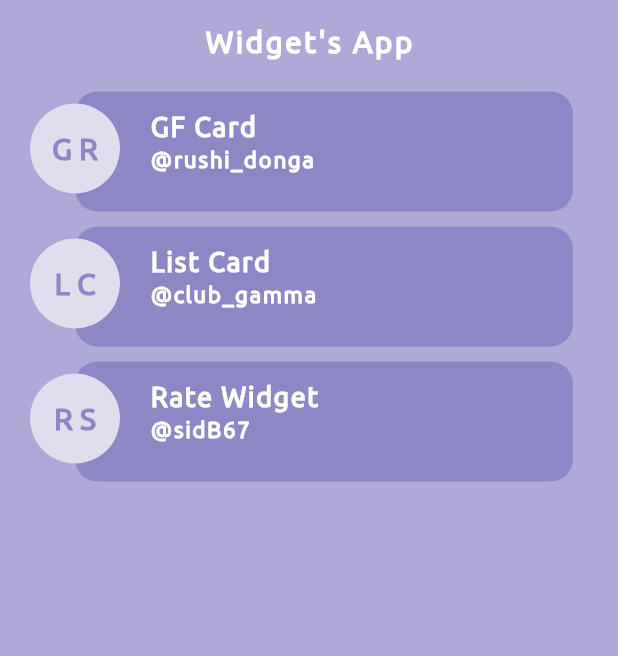
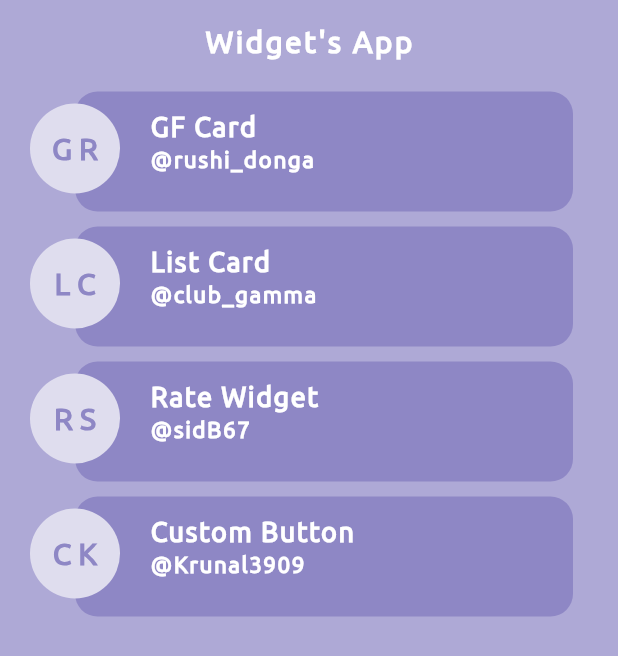
Before and after one commit to clubgamma/pocket_widgets, a Flutter app: the screen it shows after launch, on a phone screen of 412 x 824 dp. Shown: the top 656 px of the screen. Run offline on Flutter 3.47's test engine with Material 2 defaults, Android fonts, the phone set to English and light mode, and no system bars; our stand-ins replace flutter_staggered_animations, getwidget.

Commit message:
Update home_page.dart

```diff
--- a/lib/Screens/home_page.dart
+++ b/lib/Screens/home_page.dart
@@ -6,6 +6,7 @@ import 'package:flutter_staggered_animations/flutter_staggered_animations.dart';
 import 'package:widgets_book/Constants/color.dart';
 import 'package:widgets_book/Contributions/rushi_donga.dart';
 import 'package:widgets_book/Contributions/sidB67.dart';
+import 'package:widgets_book/Contributions/Krunal3909_custom_button.dart';
 
 import '../Contributions/club_gamma.dart';
 import '../Widget/home_card.dart';
@@ -58,6 +59,16 @@ class _HomePageState extends State<HomePage> {
         ),
       ),
 
+       GestureDetector(
+        onTap: (){
+          Navigator.push(context, MaterialPageRoute(builder: (context) => CustomButton(widgetName: "Custom Button")));
+        },
+        child: HomeCard(
+          widgetName: "Custom Button",
+          contributorName: "Krunal3909",
+        ),
+      ),
+
     ];
 
     for (int i = 0; i < cards.length; i++) {
```
